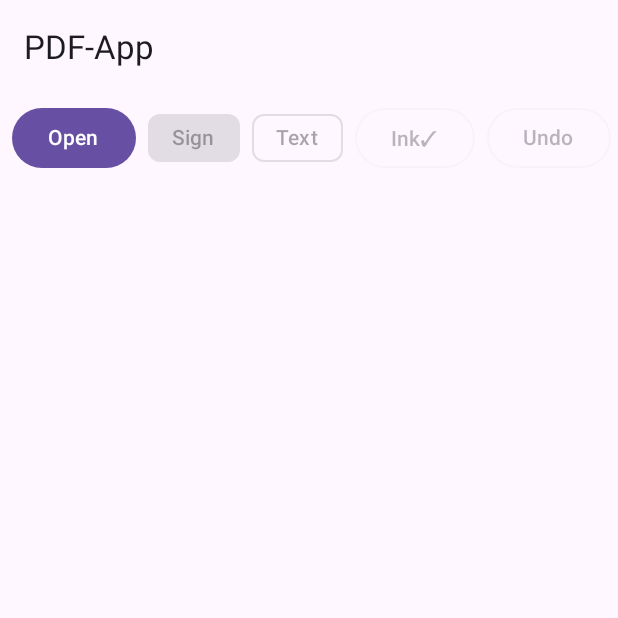
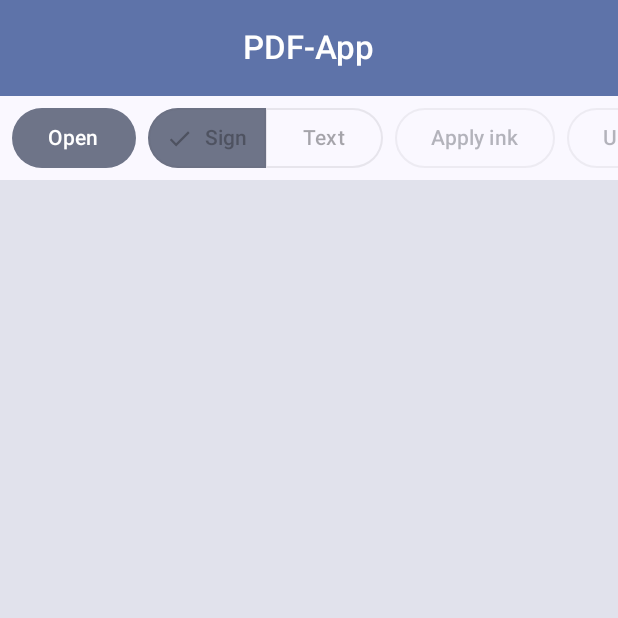
Before and after one commit to shavei/Pdf-app, an Android app built with Jetpack Compose: the screen it shows after launch (MainActivity), on a phone screen of 412 x 824 dp, the top half of it. Run offline under Robolectric (Android 15) with nearby library versions, the phone set to English and light mode, and no system bars; libraries missing offline, so code that uses them is left out: com.tom_roush.pdfbox; 1 statement that could not run was skipped.

Commit message:
Modernize the UI: Material You, dark mode, edge-to-edge
Visual modernization pass (no behavior/coordinate changes):

- Add PdfAppTheme with Material You dynamic colour on Android 12+ and a
  static indigo fallback palette; follows the system light/dark setting.
- MainActivity: enable edge-to-edge and wrap content in PdfAppTheme.
- themes.xml: split into light + values-night dark base themes with a
  matching pre-Compose window background and transparent system bars, so
  there's no white flash and dark mode looks right from launch.
- PdfEditorScreen: colored CenterAlignedTopAppBar; give the page-viewing
  area a surfaceVariant "desk" backdrop so the page stands out.
- EditorControls: replace the Sign/Text FilterChips with a Material 3
  segmented button; use a tonal Open button.

The UI test still asserts Open/Sign/Text/Save, which are unchanged.

Co-Authored-By: Claude Opus 4.8 <noreply@anthropic.com>
Claude-Session: https://claude.ai/code/session_01MqGUf8T77F3JMm9WzzGGWA

```diff
--- a/app/src/main/java/com/pdfapp/MainActivity.kt
+++ b/app/src/main/java/com/pdfapp/MainActivity.kt
@@ -3,16 +3,20 @@ package com.pdfapp
 import android.os.Bundle
 import androidx.activity.ComponentActivity
 import androidx.activity.compose.setContent
-import androidx.compose.material3.MaterialTheme
+import androidx.activity.enableEdgeToEdge
+import androidx.compose.foundation.layout.fillMaxSize
 import androidx.compose.material3.Surface
+import androidx.compose.ui.Modifier
 import com.pdfapp.ui.PdfEditorScreen
+import com.pdfapp.ui.theme.PdfAppTheme
 
 class MainActivity : ComponentActivity() {
     override fun onCreate(savedInstanceState: Bundle?) {
         super.onCreate(savedInstanceState)
+        enableEdgeToEdge()
         setContent {
-            MaterialTheme {
-                Surface {
+            PdfAppTheme {
+                Surface(modifier = Modifier.fillMaxSize()) {
                     PdfEditorScreen()
                 }
             }
--- a/app/src/main/java/com/pdfapp/ui/EditorControls.kt
+++ b/app/src/main/java/com/pdfapp/ui/EditorControls.kt
@@ -14,8 +14,11 @@ import androidx.compose.foundation.rememberScrollState
 import androidx.compose.foundation.shape.CircleShape
 import androidx.compose.material3.Button
 import androidx.compose.material3.ExperimentalMaterial3Api
-import androidx.compose.material3.FilterChip
+import androidx.compose.material3.FilledTonalButton
 import androidx.compose.material3.OutlinedButton
+import androidx.compose.material3.SegmentedButton
+import androidx.compose.material3.SegmentedButtonDefaults
+import androidx.compose.material3.SingleChoiceSegmentedButtonRow
 import androidx.compose.material3.Text
 import androidx.compose.material3.TextButton
 import androidx.compose.runtime.Composable
@@ -51,20 +54,22 @@ fun EditorToolbar(
         horizontalArrangement = Arrangement.spacedBy(8.dp),
         verticalAlignment = Alignment.CenterVertically,
     ) {
-        Button(onClick = onOpen) { Text("Open") }
-        FilterChip(
+        FilledTonalButton(onClick = onOpen) { Text("Open") }
+        SingleChoiceSegmentedButtonRow {
+            SegmentedButton(
                 selected = mode == OverlayCanvasView.Mode.INK,
                 onClick = { onModeChange(OverlayCanvasView.Mode.INK) },
-            label = { Text("Sign") },
+                shape = SegmentedButtonDefaults.itemShape(index = 0, count = 2),
                 enabled = enabled,
-        )
-        FilterChip(
+            ) { Text("Sign") }
+            SegmentedButton(
                 selected = mode == OverlayCanvasView.Mode.TEXT,
                 onClick = { onModeChange(OverlayCanvasView.Mode.TEXT) },
-            label = { Text("Text") },
+                shape = SegmentedButtonDefaults.itemShape(index = 1, count = 2),
                 enabled = enabled,
-        )
-        OutlinedButton(onClick = onCommitInk, enabled = enabled) { Text("Ink✓") }
+            ) { Text("Text") }
+        }
+        OutlinedButton(onClick = onCommitInk, enabled = enabled) { Text("Apply ink") }
         OutlinedButton(onClick = onUndo, enabled = enabled) { Text("Undo") }
         OutlinedButton(onClick = onClear, enabled = enabled) { Text("Clear") }
         Button(onClick = onSave, enabled = enabled) { Text("Save") }
--- a/app/src/main/java/com/pdfapp/ui/PdfEditorScreen.kt
+++ b/app/src/main/java/com/pdfapp/ui/PdfEditorScreen.kt
@@ -2,6 +2,7 @@ package com.pdfapp.ui
 
 import androidx.activity.compose.rememberLauncherForActivityResult
 import androidx.activity.result.contract.ActivityResultContracts
+import androidx.compose.foundation.background
 import androidx.compose.foundation.horizontalScroll
 import androidx.compose.foundation.layout.Box
 import androidx.compose.foundation.layout.Column
@@ -9,13 +10,15 @@ import androidx.compose.foundation.layout.fillMaxSize
 import androidx.compose.foundation.layout.padding
 import androidx.compose.foundation.rememberScrollState
 import androidx.compose.foundation.verticalScroll
+import androidx.compose.material3.CenterAlignedTopAppBar
 import androidx.compose.material3.CircularProgressIndicator
 import androidx.compose.material3.ExperimentalMaterial3Api
+import androidx.compose.material3.MaterialTheme
 import androidx.compose.material3.Scaffold
 import androidx.compose.material3.SnackbarHost
 import androidx.compose.material3.SnackbarHostState
 import androidx.compose.material3.Text
-import androidx.compose.material3.TopAppBar
+import androidx.compose.material3.TopAppBarDefaults
 import androidx.compose.runtime.Composable
 import androidx.compose.runtime.LaunchedEffect
 import androidx.compose.runtime.getValue
@@ -25,6 +28,7 @@ import androidx.compose.runtime.setValue
 import androidx.compose.ui.Alignment
 import androidx.compose.ui.Modifier
 import androidx.compose.ui.platform.LocalContext
+import androidx.compose.ui.text.font.FontWeight
 import androidx.compose.ui.viewinterop.AndroidView
 import androidx.lifecycle.viewmodel.compose.viewModel
 import com.pdfapp.core.renderer.model.PdfPoint
@@ -83,7 +87,16 @@ fun PdfEditorScreen(viewModel: PdfEditorViewModel = viewModel()) {
     }
 
     Scaffold(
-        topBar = { TopAppBar(title = { Text("PDF-App") }) },
+        topBar = {
+            CenterAlignedTopAppBar(
+                title = { Text("PDF-App", fontWeight = FontWeight.SemiBold) },
+                colors =
+                    TopAppBarDefaults.centerAlignedTopAppBarColors(
+                        containerColor = MaterialTheme.colorScheme.primaryContainer,
+                        titleContentColor = MaterialTheme.colorScheme.onPrimaryContainer,
+                    ),
+            )
+        },
         snackbarHost = { SnackbarHost(snackbarHostState) },
     ) { padding ->
         Column(modifier = Modifier.fillMaxSize().padding(padding)) {
@@ -116,7 +129,13 @@ fun PdfEditorScreen(viewModel: PdfEditorViewModel = viewModel()) {
                 )
             }
 
-            Box(modifier = Modifier.fillMaxSize().weight(1f)) {
+            Box(
+                modifier =
+                    Modifier
+                        .fillMaxSize()
+                        .weight(1f)
+                        .background(MaterialTheme.colorScheme.surfaceVariant),
+            ) {
                 Column(
                     modifier =
                         Modifier
--- /dev/null
+++ b/app/src/main/java/com/pdfapp/ui/theme/Theme.kt
@@ -0,0 +1,31 @@
+package com.pdfapp.ui.theme
+
+import android.os.Build
+import androidx.compose.foundation.isSystemInDarkTheme
+import androidx.compose.material3.MaterialTheme
+import androidx.compose.material3.dynamicDarkColorScheme
+import androidx.compose.material3.dynamicLightColorScheme
+import androidx.compose.runtime.Composable
+import androidx.compose.ui.platform.LocalContext
+
+/**
+ * App theme. Prefers Material You **dynamic colour** (palette derived from the
+ * user's wallpaper) on Android 12+, and otherwise falls back to the static
+ * indigo brand palette. Follows the system light/dark setting.
+ */
+@Composable
+fun PdfAppTheme(
+    darkTheme: Boolean = isSystemInDarkTheme(),
+    dynamicColor: Boolean = true,
+    content: @Composable () -> Unit,
+) {
+    val context = LocalContext.current
+    val colorScheme =
+        when {
+            dynamicColor && Build.VERSION.SDK_INT >= Build.VERSION_CODES.S ->
+                if (darkTheme) dynamicDarkColorScheme(context) else dynamicLightColorScheme(context)
+            darkTheme -> DarkColors
+            else -> LightColors
+        }
+    MaterialTheme(colorScheme = colorScheme, content = content)
+}
--- /dev/null
+++ b/app/src/main/res/values-night/colors.xml
@@ -0,0 +1,4 @@
+<resources>
+    <!-- Pre-Compose window background (dark). Matches PdfAppTheme's surface. -->
+    <color name="window_background">#121318</color>
+</resources>
--- /dev/null
+++ b/app/src/main/res/values-night/themes.xml
@@ -0,0 +1,8 @@
+<resources>
+    <!-- Dark base theme, selected automatically in night mode. -->
+    <style name="Theme.PdfApp" parent="android:Theme.Material.NoActionBar">
+        <item name="android:windowBackground">@color/window_background</item>
+        <item name="android:statusBarColor">@android:color/transparent</item>
+        <item name="android:navigationBarColor">@android:color/transparent</item>
+    </style>
+</resources>
--- /dev/null
+++ b/app/src/main/res/values/colors.xml
@@ -0,0 +1,4 @@
+<resources>
+    <!-- Pre-Compose window background (light). Matches PdfAppTheme's surface. -->
+    <color name="window_background">#FBF8FF</color>
+</resources>
--- a/app/src/main/res/values/themes.xml
+++ b/app/src/main/res/values/themes.xml
@@ -1,4 +1,10 @@
 <resources>
-    <!-- Base theme; Compose drives the actual styling via MaterialTheme. -->
-    <style name="Theme.PdfApp" parent="android:Theme.Material.Light.NoActionBar" />
+    <!-- Light base theme. Compose (PdfAppTheme) drives the real styling; this
+         only sets the window background shown before Compose draws, plus
+         transparent system bars for edge-to-edge. -->
+    <style name="Theme.PdfApp" parent="android:Theme.Material.Light.NoActionBar">
+        <item name="android:windowBackground">@color/window_background</item>
+        <item name="android:statusBarColor">@android:color/transparent</item>
+        <item name="android:navigationBarColor">@android:color/transparent</item>
+    </style>
 </resources>
```
Also changed, not shown: app/src/main/java/com/pdfapp/ui/theme/Color.kt (added, +46 -0 lines). Lines whose indentation alone changed are shown as unchanged.
